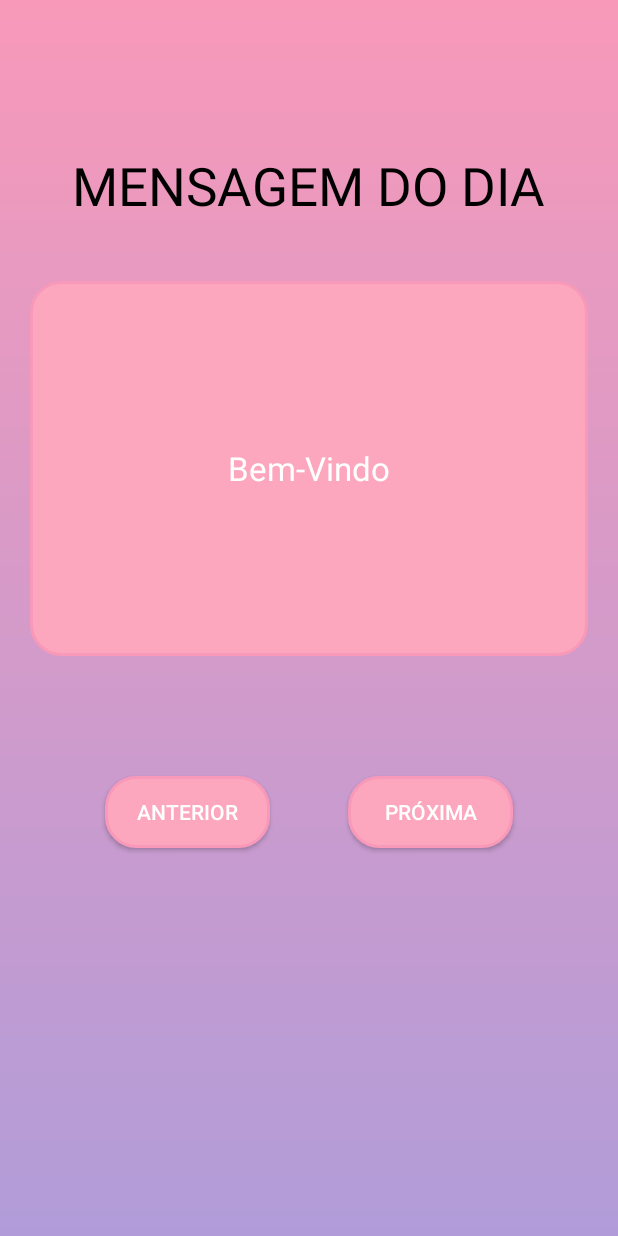
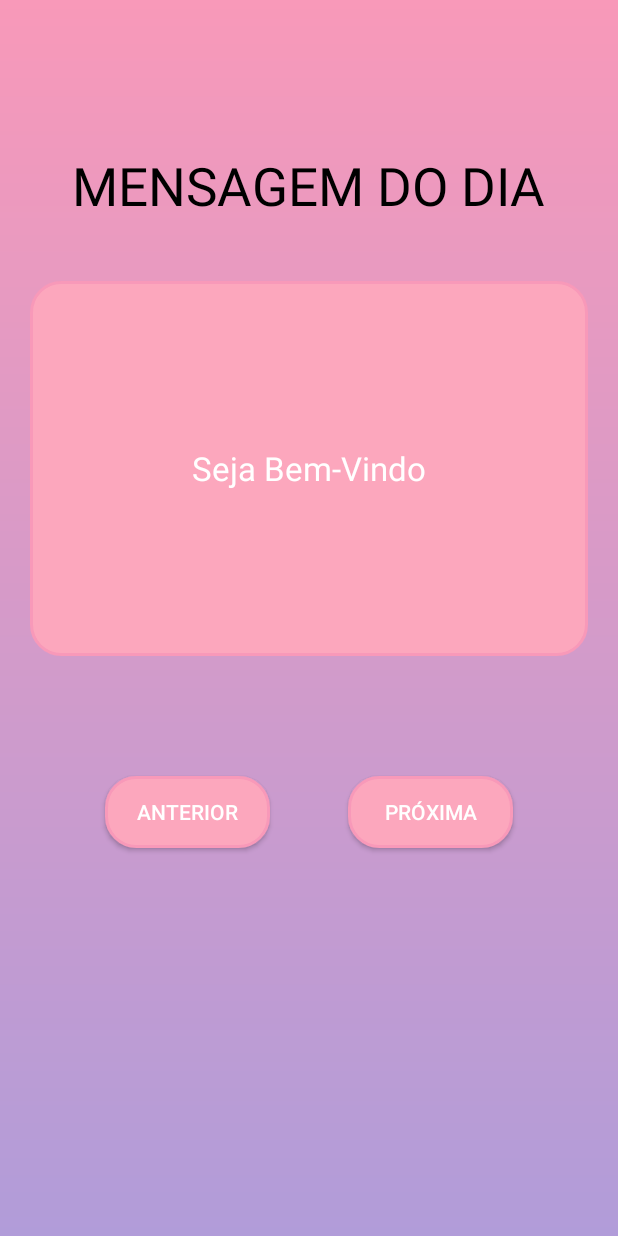
Before and after one commit to Gabriel-Matheus/appmobile, an Android app: the screen it shows after launch (MainActivity), on a phone screen of 412 x 824 dp. Run offline under Robolectric (Android 15) with nearby library versions, the phone set to English and light mode, and no system bars; our stand-ins replace Firebase (no records; nobody signed in at launch, a user with empty details on screens opened directly); Roboto replaces fonts that are not available here.

Commit message:
App V1.0

```diff
--- a/app/src/main/java/App/appmobile/MainActivity.java
+++ b/app/src/main/java/App/appmobile/MainActivity.java
@@ -1,12 +1,17 @@
 package App.appmobile;
 
+import static android.content.ContentValues.TAG;
+
 import android.os.Bundle;
+import android.util.Log;
 import android.view.View;
 import android.widget.Button;
 import android.widget.EditText;
+import android.widget.TextView;
 
 import androidx.activity.EdgeToEdge;
 import androidx.annotation.NonNull;
+import androidx.annotation.Nullable;
 import androidx.appcompat.app.AppCompatActivity;
 import androidx.core.graphics.Insets;
 import androidx.core.view.ViewCompat;
@@ -15,18 +20,20 @@ import androidx.core.view.WindowInsetsCompat;
 import com.google.android.gms.tasks.OnCompleteListener;
 import com.google.android.gms.tasks.Task;
 import com.google.firebase.Firebase;
+import com.google.firebase.firestore.CollectionReference;
 import com.google.firebase.firestore.DocumentReference;
 import com.google.firebase.firestore.DocumentSnapshot;
+import com.google.firebase.firestore.EventListener;
 import com.google.firebase.firestore.FirebaseFirestore;
+import com.google.firebase.firestore.FirebaseFirestoreException;
+import com.google.firebase.firestore.QuerySnapshot;
 
 public class MainActivity extends AppCompatActivity {
 
-    //acessando db
-    FirebaseFirestore db = FirebaseFirestore.getInstance();
+FirebaseFirestore db = FirebaseFirestore.getInstance();
+int id = 0;
 
-    //instanciando botões e edittexts
-    private Button bt_previous, bt_foward;
-    private EditText text;
+
 
     @Override
     protected void onCreate(Bundle savedInstanceState) {
@@ -34,26 +41,15 @@ public class MainActivity extends AppCompatActivity {
         EdgeToEdge.enable(this);
         setContentView(R.layout.activity_main);
 
-        //função para instanciar
-        StartComponents();
+        //Acessar banco de dados
+        DocumentReference docRef = db.collection("textos").document("frases");
 
-        //listener do botão
-        bt_foward.setOnClickListener(new View.OnClickListener()
-        {
-            DocumentReference reference = db.collection("Frases").document("frases");
-            @Override
-            public void onClick(View v)
-            {
-                //acessando dados dentro do firestore
-                reference.get().addOnCompleteListener(new OnCompleteListener<DocumentSnapshot>() {
-                    @Override
-                    public void onComplete(@NonNull Task<DocumentSnapshot> task) {
-                        DocumentSnapshot documentSnapshot = task.getResult();
-                        text.setText((String) documentSnapshot.getData().get("olhe pra cima"));
-                    }
-                });
-            }
-        });
+        //Instanciar Botões e textos
+        TextView view = findViewById(R.id.text);
+        Button bt_prev = findViewById(R.id.buttonprevious);
+        Button bt_next = findViewById(R.id.buttonnext);
+
+
 
 
         ViewCompat.setOnApplyWindowInsetsListener(findViewById(R.id.main), (v, insets) -> {
@@ -62,16 +58,59 @@ public class MainActivity extends AppCompatActivity {
             return insets;
 
 
+        });
+
+        docRef.get().addOnCompleteListener(new OnCompleteListener<DocumentSnapshot>() {
+            @Override
+            public void onComplete(@NonNull Task<DocumentSnapshot> task) {
+
+                //Coletando Frases no DB
+                DocumentSnapshot document = task.getResult();
 
 
-        });
-    }
+        //Avançar Frases
+        bt_next.setOnClickListener(new View.OnClickListener() {
 
-    private void StartComponents(){
-        bt_previous = findViewById(R.id.buttonprevious);
-        bt_foward = findViewById(R.id.buttonnext);
-        text = findViewById(R.id.text);
+            @Override
+            public void onClick(View v) {
+
+                //Mudando Frases no APP
+                id++;
+                String idString = Integer.toString(id);
+                view.setText(document.getString(idString));
+
+                }
+
+
+                });
+
+        //Retornar Frases
+        bt_prev.setOnClickListener(new View.OnClickListener() {
+
+            @Override
+            public void onClick(View v) {
+
+                //Mudando Frases no APP
+                if (id>1){
+                    id--;
+                    String idString = Integer.toString(id);
+                    view.setText(document.getString(idString));
+
+                }
+
+
+                }
+
+
+                });
+
+                }
+                });
+
+
+
     }
 
 
+
 }
--- a/app/src/main/res/layout/activity_main.xml
+++ b/app/src/main/res/layout/activity_main.xml
@@ -18,11 +18,11 @@
         app:layout_constraintTop_toTopOf="parent"
         />
 
-    <EditText
+    <TextView
         style="@style/ContainerComponents"
         android:id="@+id/text"
+        android:text="Seja Bem-Vindo"
         app:layout_constraintTop_toBottomOf="@id/textview1"
-        android:text="Bem-Vindo"
         />
 
     <Button
--- a/app/src/main/res/values/styles.xml
+++ b/app/src/main/res/values/styles.xml
@@ -12,6 +12,7 @@
         <item name="android:textSize">22dp</item>
         <item name="android:fontFamily">@font/sansita_bold</item>
         <item name="android:textColor">@color/white</item>
+        <item name="android:gravity">center</item>
     </style>
 
     <style name="Buttons">
```
